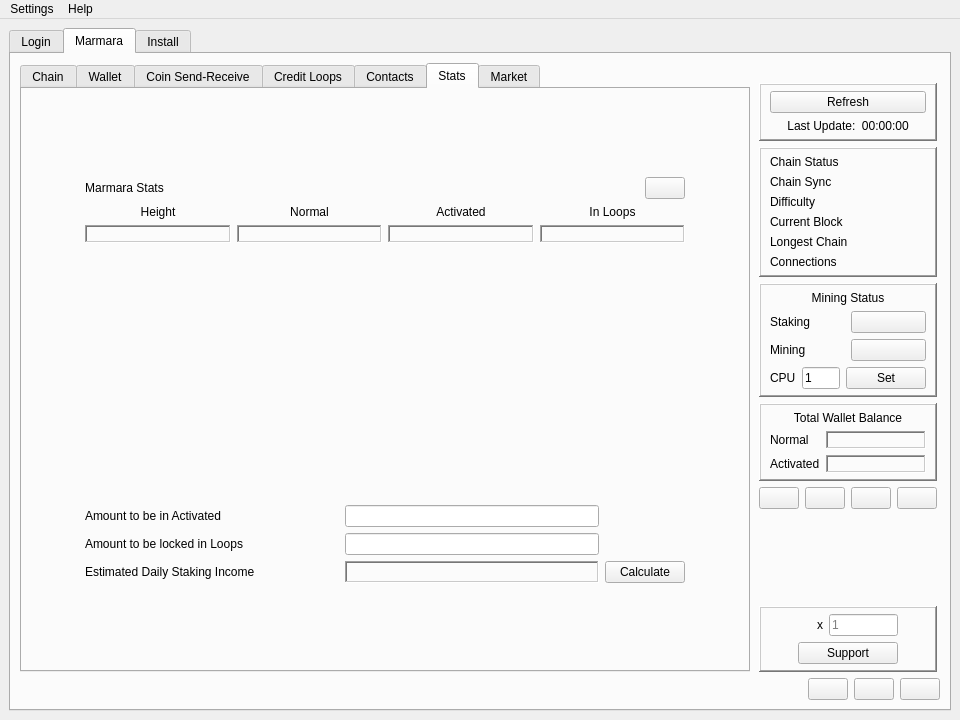
Above: src/main/python/qtguidesign.ui from marmarachain/marmara-connector before the change. Below: the same form after it.
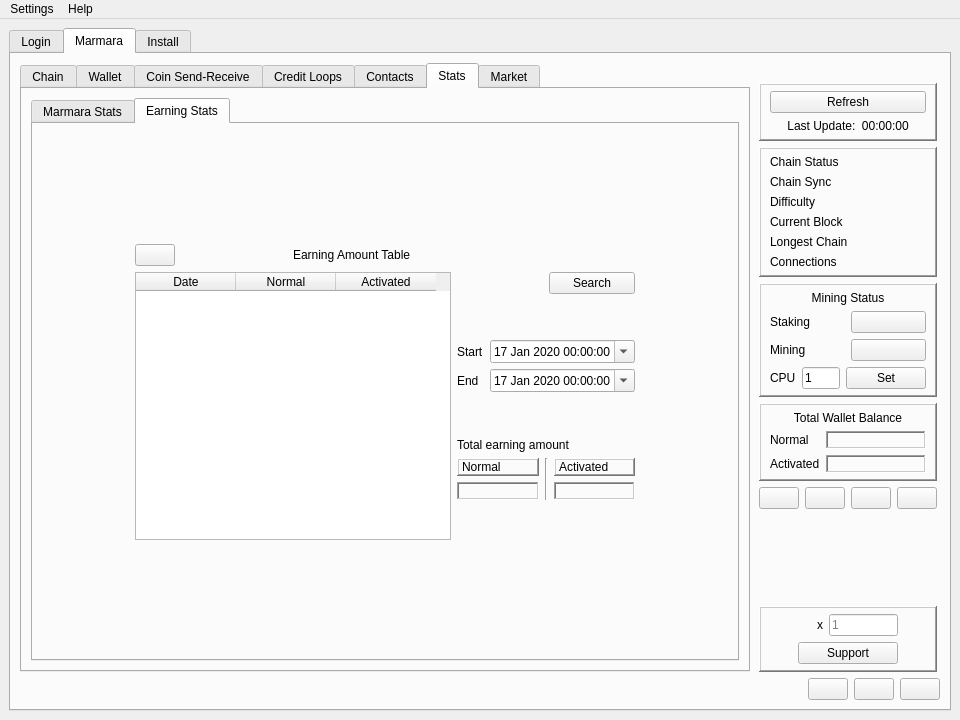
That is the form after the change. The open tabs and pages were chosen to show the change.

Commit message: [add] getting wallet earnings and exporting earnings table as cvs file added.

Patch:
```diff
--- a/src/main/python/qtguidesign.ui
+++ b/src/main/python/qtguidesign.ui
@@ -5079,20 +5079,17 @@
             <string>Stats</string>
            </attribute>
            <layout class="QGridLayout" name="gridLayout_43">
-            <item row="4" column="1">
-             <spacer name="verticalSpacer_45">
-              <property name="orientation">
-               <enum>Qt::Vertical</enum>
+            <item row="2" column="0">
+             <widget class="QTabWidget" name="stats_tabWidget">
+              <property name="currentIndex">
+               <number>0</number>
               </property>
-              <property name="sizeHint" stdset="0">
-               <size>
-                <width>20</width>
-                <height>40</height>
-               </size>
-              </property>
-             </spacer>
-            </item>
-            <item row="3" column="0" colspan="3">
+              <widget class="QWidget" name="amountstat_tab">
+               <attribute name="title">
+                <string>Marmara Stats</string>
+               </attribute>
+               <layout class="QGridLayout" name="gridLayout_60">
+                <item row="1" column="1">
              <layout class="QGridLayout" name="gridLayout_46">
               <item row="3" column="1">
                <layout class="QGridLayout" name="gridLayout_42">
@@ -5174,19 +5171,6 @@
                 </item>
                </layout>
               </item>
-              <item row="0" column="0" rowspan="4">
-               <spacer name="horizontalSpacer_70">
-                <property name="orientation">
-                 <enum>Qt::Horizontal</enum>
-                </property>
-                <property name="sizeHint" stdset="0">
-                 <size>
-                  <width>40</width>
-                  <height>20</height>
-                 </size>
-                </property>
-               </spacer>
-              </item>
               <item row="1" column="1">
                <layout class="QGridLayout" name="gridLayout_44">
                 <item row="1" column="1">
@@ -5379,7 +5363,22 @@
                 </item>
                </layout>
               </item>
-              <item row="0" column="2" rowspan="4">
+                 </layout>
+                </item>
+                <item row="2" column="1">
+                 <spacer name="verticalSpacer_45">
+                  <property name="orientation">
+                   <enum>Qt::Vertical</enum>
+                  </property>
+                  <property name="sizeHint" stdset="0">
+                   <size>
+                    <width>20</width>
+                    <height>40</height>
+                   </size>
+                  </property>
+                 </spacer>
+                </item>
+                <item row="1" column="2">
                <spacer name="horizontalSpacer_73">
                 <property name="orientation">
                  <enum>Qt::Horizontal</enum>
@@ -5392,9 +5391,7 @@
                 </property>
                </spacer>
               </item>
-             </layout>
-            </item>
-            <item row="0" column="0" colspan="3">
+                <item row="0" column="1">
              <spacer name="verticalSpacer_46">
               <property name="orientation">
                <enum>Qt::Vertical</enum>
@@ -5402,10 +5399,334 @@
               <property name="sizeHint" stdset="0">
                <size>
                 <width>20</width>
+                    <height>25</height>
+                   </size>
+                  </property>
+                 </spacer>
+                </item>
+                <item row="1" column="0">
+                 <spacer name="horizontalSpacer_70">
+                  <property name="orientation">
+                   <enum>Qt::Horizontal</enum>
+                  </property>
+                  <property name="sizeHint" stdset="0">
+                   <size>
+                    <width>40</width>
+                    <height>20</height>
+                   </size>
+                  </property>
+                 </spacer>
+                </item>
+               </layout>
+              </widget>
+              <widget class="QWidget" name="earning_stats">
+               <attribute name="title">
+                <string>Earning Stats</string>
+               </attribute>
+               <layout class="QGridLayout" name="gridLayout_63">
+                <item row="2" column="1">
+                 <widget class="QTableWidget" name="earning_stats_tableWidget">
+                  <property name="sizeAdjustPolicy">
+                   <enum>QAbstractScrollArea::AdjustToContents</enum>
+                  </property>
+                  <attribute name="horizontalHeaderDefaultSectionSize">
+                   <number>100</number>
+                  </attribute>
+                  <column>
+                   <property name="text">
+                    <string>Date</string>
+                   </property>
+                  </column>
+                  <column>
+                   <property name="text">
+                    <string>Normal</string>
+                   </property>
+                  </column>
+                  <column>
+                   <property name="text">
+                    <string>Activated</string>
+                   </property>
+                  </column>
+                 </widget>
+                </item>
+                <item row="2" column="2">
+                 <layout class="QGridLayout" name="gridLayout_62">
+                  <item row="2" column="1">
+                   <widget class="QPushButton" name="earnings_search_button">
+                    <property name="text">
+                     <string>Search</string>
+                    </property>
+                   </widget>
+                  </item>
+                  <item row="7" column="0" colspan="2">
+                   <widget class="QLabel" name="total_earning_amount_label">
+                    <property name="text">
+                     <string>Total earning amount</string>
+                    </property>
+                   </widget>
+                  </item>
+                  <item row="8" column="0" colspan="2">
+                   <layout class="QGridLayout" name="gridLayout_61">
+                    <item row="1" column="0">
+                     <widget class="QLabel" name="normal_earning_label">
+                      <property name="frameShape">
+                       <enum>QFrame::WinPanel</enum>
+                      </property>
+                      <property name="frameShadow">
+                       <enum>QFrame::Raised</enum>
+                      </property>
+                      <property name="text">
+                       <string>Normal </string>
+                      </property>
+                     </widget>
+                    </item>
+                    <item row="1" column="1" rowspan="2">
+                     <widget class="Line" name="line">
+                      <property name="orientation">
+                       <enum>Qt::Vertical</enum>
+                      </property>
+                     </widget>
+                    </item>
+                    <item row="2" column="2">
+                     <widget class="QLabel" name="activated_earning_value">
+                      <property name="frameShape">
+                       <enum>QFrame::WinPanel</enum>
+                      </property>
+                      <property name="frameShadow">
+                       <enum>QFrame::Sunken</enum>
+                      </property>
+                      <property name="text">
+                       <string/>
+                      </property>
+                     </widget>
+                    </item>
+                    <item row="1" column="2">
+                     <widget class="QLabel" name="activated_earning_label">
+                      <property name="frameShape">
+                       <enum>QFrame::WinPanel</enum>
+                      </property>
+                      <property name="frameShadow">
+                       <enum>QFrame::Raised</enum>
+                      </property>
+                      <property name="text">
+                       <string>Activated </string>
+                      </property>
+                     </widget>
+                    </item>
+                    <item row="2" column="0">
+                     <widget class="QLabel" name="normal_earning_value">
+                      <property name="frameShape">
+                       <enum>QFrame::WinPanel</enum>
+                      </property>
+                      <property name="frameShadow">
+                       <enum>QFrame::Sunken</enum>
+                      </property>
+                      <property name="text">
+                       <string/>
+                      </property>
+                     </widget>
+                    </item>
+                    <item row="3" column="0" colspan="3">
+                     <spacer name="verticalSpacer_57">
+                      <property name="orientation">
+                       <enum>Qt::Vertical</enum>
+                      </property>
+                      <property name="sizeHint" stdset="0">
+                       <size>
+                        <width>20</width>
                 <height>40</height>
                </size>
               </property>
              </spacer>
+                    </item>
+                   </layout>
+                  </item>
+                  <item row="6" column="0" colspan="2">
+                   <spacer name="verticalSpacer_56">
+                    <property name="orientation">
+                     <enum>Qt::Vertical</enum>
+                    </property>
+                    <property name="sizeHint" stdset="0">
+                     <size>
+                      <width>20</width>
+                      <height>40</height>
+                     </size>
+                    </property>
+                   </spacer>
+                  </item>
+                  <item row="4" column="0" rowspan="2" colspan="2">
+                   <layout class="QGridLayout" name="gridLayout_64">
+                    <item row="1" column="0">
+                     <widget class="QLabel" name="earning_stopdate_label">
+                      <property name="text">
+                       <string>End</string>
+                      </property>
+                     </widget>
+                    </item>
+                    <item row="0" column="1">
+                     <widget class="QDateTimeEdit" name="earning_start_dateTimeEdit">
+                      <property name="minimumDate">
+                       <date>
+                        <year>2020</year>
+                        <month>1</month>
+                        <day>17</day>
+                       </date>
+                      </property>
+                      <property name="calendarPopup">
+                       <bool>true</bool>
+                      </property>
+                     </widget>
+                    </item>
+                    <item row="0" column="0">
+                     <widget class="QLabel" name="earning_startdate_label">
+                      <property name="text">
+                       <string>Start</string>
+                      </property>
+                     </widget>
+                    </item>
+                    <item row="1" column="1">
+                     <widget class="QDateTimeEdit" name="earning_stop_dateTimeEdit">
+                      <property name="minimumDate">
+                       <date>
+                        <year>2020</year>
+                        <month>1</month>
+                        <day>17</day>
+                       </date>
+                      </property>
+                      <property name="calendarPopup">
+                       <bool>true</bool>
+                      </property>
+                     </widget>
+                    </item>
+                   </layout>
+                  </item>
+                  <item row="3" column="0" colspan="2">
+                   <spacer name="verticalSpacer_55">
+                    <property name="orientation">
+                     <enum>Qt::Vertical</enum>
+                    </property>
+                    <property name="sizeHint" stdset="0">
+                     <size>
+                      <width>20</width>
+                      <height>40</height>
+                     </size>
+                    </property>
+                   </spacer>
+                  </item>
+                 </layout>
+                </item>
+                <item row="2" column="3">
+                 <spacer name="horizontalSpacer_96">
+                  <property name="orientation">
+                   <enum>Qt::Horizontal</enum>
+                  </property>
+                  <property name="sizeHint" stdset="0">
+                   <size>
+                    <width>40</width>
+                    <height>20</height>
+                   </size>
+                  </property>
+                 </spacer>
+                </item>
+                <item row="0" column="1" colspan="2">
+                 <spacer name="verticalSpacer_53">
+                  <property name="orientation">
+                   <enum>Qt::Vertical</enum>
+                  </property>
+                  <property name="sizeHint" stdset="0">
+                   <size>
+                    <width>20</width>
+                    <height>40</height>
+                   </size>
+                  </property>
+                 </spacer>
+                </item>
+                <item row="3" column="1" colspan="2">
+                 <spacer name="verticalSpacer_54">
+                  <property name="orientation">
+                   <enum>Qt::Vertical</enum>
+                  </property>
+                  <property name="sizeHint" stdset="0">
+                   <size>
+                    <width>20</width>
+                    <height>40</height>
+                   </size>
+                  </property>
+                 </spacer>
+                </item>
+                <item row="1" column="1" colspan="2">
+                 <layout class="QHBoxLayout" name="horizontalLayout_13">
+                  <item>
+                   <widget class="QPushButton" name="export_earning_table_button">
+                    <property name="text">
+                     <string/>
+                    </property>
+                   </widget>
+                  </item>
+                  <item>
+                   <spacer name="horizontalSpacer_90">
+                    <property name="orientation">
+                     <enum>Qt::Horizontal</enum>
+                    </property>
+                    <property name="sizeHint" stdset="0">
+                     <size>
+                      <width>40</width>
+                      <height>20</height>
+                     </size>
+                    </property>
+                   </spacer>
+                  </item>
+                  <item>
+                   <widget class="QLabel" name="earningstat_table_label">
+                    <property name="text">
+                     <string>Earning Amount Table</string>
+                    </property>
+                   </widget>
+                  </item>
+                  <item>
+                   <spacer name="horizontalSpacer_91">
+                    <property name="orientation">
+                     <enum>Qt::Horizontal</enum>
+                    </property>
+                    <property name="sizeHint" stdset="0">
+                     <size>
+                      <width>40</width>
+                      <height>20</height>
+                     </size>
+                    </property>
+                   </spacer>
+                  </item>
+                  <item>
+                   <spacer name="horizontalSpacer_92">
+                    <property name="orientation">
+                     <enum>Qt::Horizontal</enum>
+                    </property>
+                    <property name="sizeHint" stdset="0">
+                     <size>
+                      <width>40</width>
+                      <height>20</height>
+                     </size>
+                    </property>
+                   </spacer>
+                  </item>
+                 </layout>
+                </item>
+                <item row="1" column="0" rowspan="2">
+                 <spacer name="horizontalSpacer_95">
+                  <property name="orientation">
+                   <enum>Qt::Horizontal</enum>
+                  </property>
+                  <property name="sizeHint" stdset="0">
+                   <size>
+                    <width>40</width>
+                    <height>20</height>
+                   </size>
+                  </property>
+                 </spacer>
+                </item>
+               </layout>
+              </widget>
+             </widget>
             </item>
            </layout>
           </widget>
```
Left out of the diff: 4 changed lines with no effect on the pictures. Lines whose indentation alone changed are shown as unchanged. The commit also changes 5 other files.
